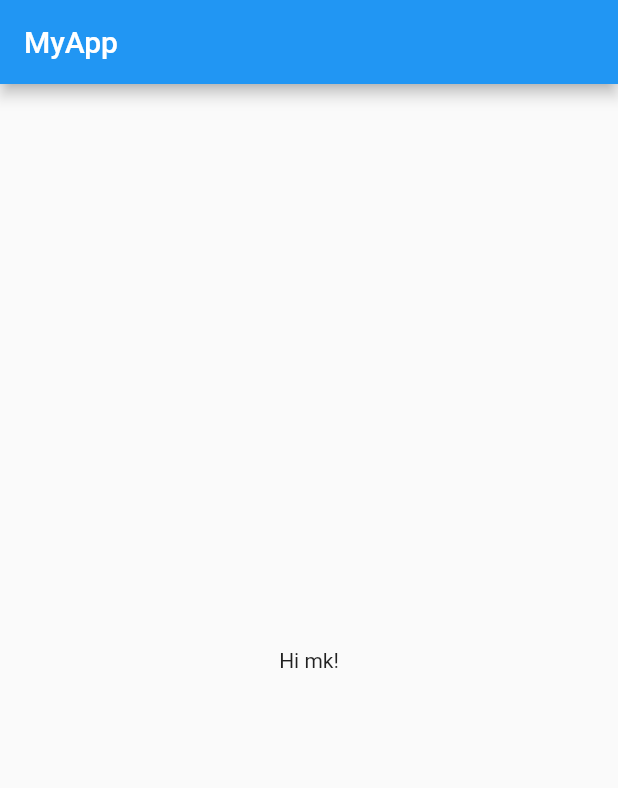
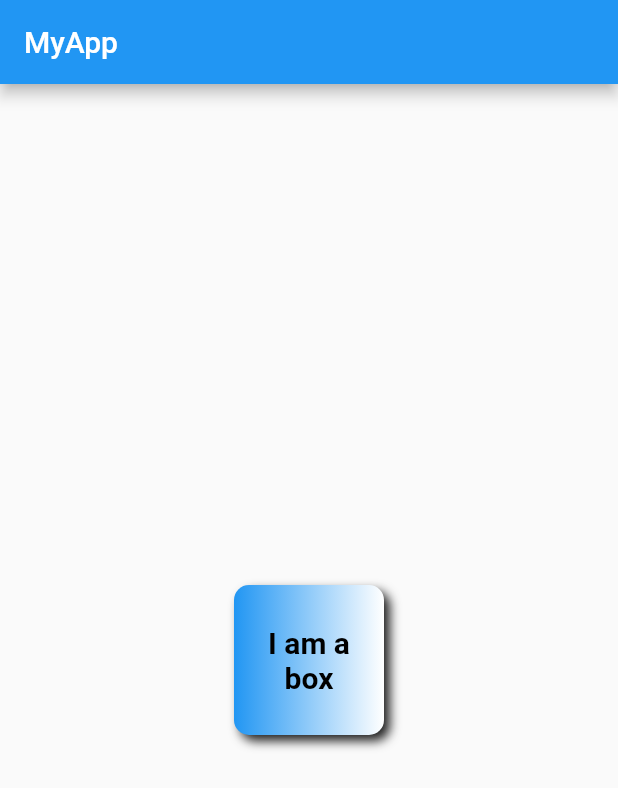
Before and after one commit to mukundkr14/first_app, a Flutter app: the screen it shows after launch, on a phone screen of 412 x 824 dp. Shown: the top 788 px of the screen. Run offline on Flutter 3.47's test engine with Material 2 defaults, Android fonts, the phone set to English and light mode, and no system bars.

Commit message:
ch2 completed

```diff
--- a/lib/main.dart
+++ b/lib/main.dart
@@ -11,12 +11,38 @@ class HomePage extends StatelessWidget {
   @override
   Widget build(BuildContext context) {
     return Scaffold(
-      appBar: AppBar(
-        title: Text("MyApp"),
-      ),
-      body: Container(
-        child: Center(child: Text("Hi mk!")),
-      ),
-    );
+        appBar: AppBar(
+          title: Text("MyApp"),
+        ),
+        body: Center(
+          child: Container(
+            padding: const EdgeInsets.all(8),
+            alignment: Alignment.center,
+            // margin: const EdgeInsets.all(8),
+            // color: Colors.teal,
+            // color not supported with decoration, use color inside decoration
+            width: 100,
+            height: 100,
+            decoration: BoxDecoration(
+                // shape: BoxShape.circle,
+                borderRadius: BorderRadius.circular(10),
+                boxShadow: [
+                  BoxShadow(
+                      color: Colors.grey[900],
+                      blurRadius: 5.0,
+                      offset: Offset(4.0, 4.0))
+                ],
+                color: Colors.teal,
+                gradient: LinearGradient(colors: [Colors.blue, Colors.white])),
+            child: Text(
+              "I am a box",
+              textAlign: TextAlign.center,
+              style: TextStyle(
+                  color: Colors.black,
+                  fontWeight: FontWeight.bold,
+                  fontSize: 20),
+            ),
+          ),
+        ));
   }
 }
```
